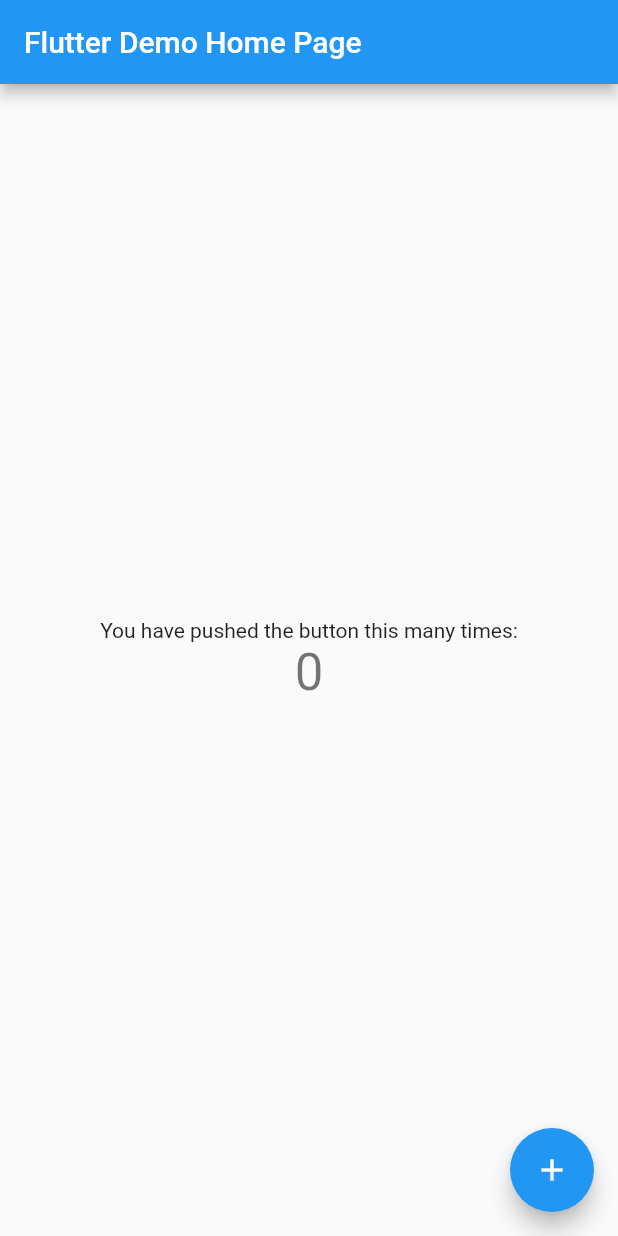
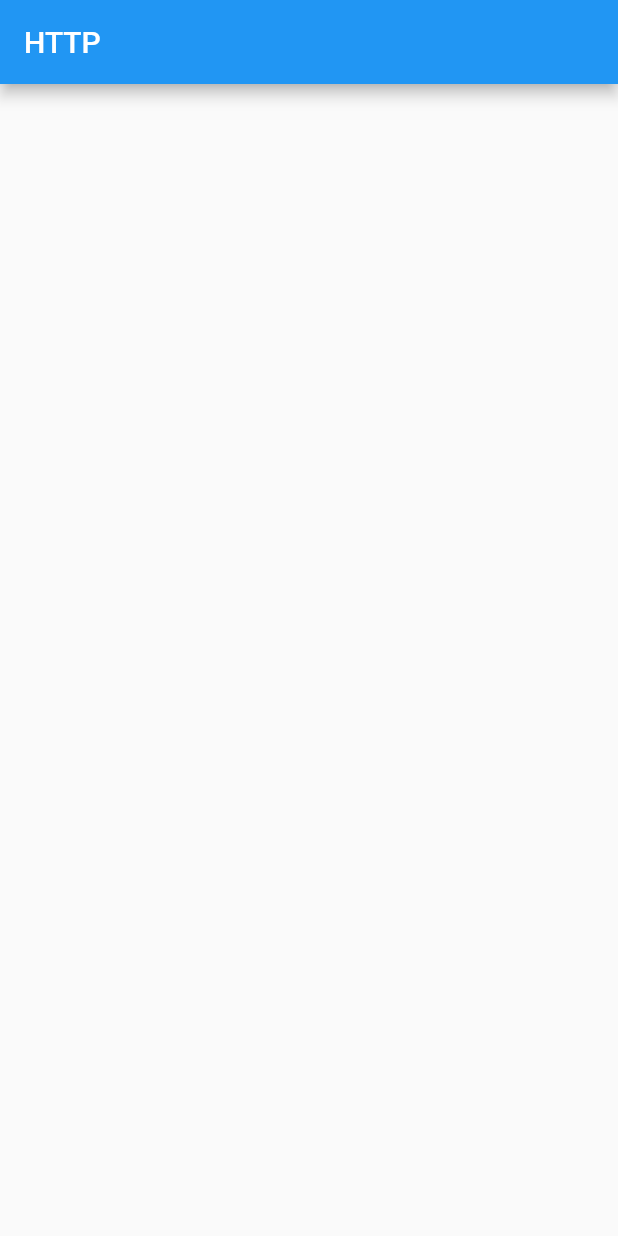
Before and after one commit to NNJio/FlutterLab_Http_package, a Flutter app: the screen it shows after launch, on a phone screen of 412 x 824 dp. Run offline on Flutter 3.47's test engine with Material 2 defaults, Android fonts, the phone set to English and light mode, and no system bars.

Commit message:
[Edits] Ready to coding

```diff
--- a/lib/main.dart
+++ b/lib/main.dart
@@ -7,109 +7,34 @@ void main() {
 class MyApp extends StatelessWidget {
   const MyApp({Key? key}) : super(key: key);
 
-  // This widget is the root of your application.
   @override
   Widget build(BuildContext context) {
     return MaterialApp(
       title: 'Flutter Demo',
       theme: ThemeData(
-        // This is the theme of your application.
-        //
-        // Try running your application with "flutter run". You'll see the
-        // application has a blue toolbar. Then, without quitting the app, try
-        // changing the primarySwatch below to Colors.green and then invoke
-        // "hot reload" (press "r" in the console where you ran "flutter run",
-        // or simply save your changes to "hot reload" in a Flutter IDE).
-        // Notice that the counter didn't reset back to zero; the application
-        // is not restarted.
         primarySwatch: Colors.blue,
       ),
-      home: const MyHomePage(title: 'Flutter Demo Home Page'),
+      home: const MyHomePage(),
     );
   }
 }
 
 class MyHomePage extends StatefulWidget {
-  const MyHomePage({Key? key, required this.title}) : super(key: key);
-
-  // This widget is the home page of your application. It is stateful, meaning
-  // that it has a State object (defined below) that contains fields that affect
-  // how it looks.
-
-  // This class is the configuration for the state. It holds the values (in this
-  // case the title) provided by the parent (in this case the App widget) and
-  // used by the build method of the State. Fields in a Widget subclass are
-  // always marked "final".
-
-  final String title;
+  const MyHomePage({
+    Key? key,
+  }) : super(key: key);
 
   @override
   State<MyHomePage> createState() => _MyHomePageState();
 }
 
 class _MyHomePageState extends State<MyHomePage> {
-  int _counter = 0;
-
-  void _incrementCounter() {
-    setState(() {
-      // This call to setState tells the Flutter framework that something has
-      // changed in this State, which causes it to rerun the build method below
-      // so that the display can reflect the updated values. If we changed
-      // _counter without calling setState(), then the build method would not be
-      // called again, and so nothing would appear to happen.
-      _counter++;
-    });
-  }
-
   @override
   Widget build(BuildContext context) {
-    // This method is rerun every time setState is called, for instance as done
-    // by the _incrementCounter method above.
-    //
-    // The Flutter framework has been optimized to make rerunning build methods
-    // fast, so that you can just rebuild anything that needs updating rather
-    // than having to individually change instances of widgets.
     return Scaffold(
-      appBar: AppBar(
-        // Here we take the value from the MyHomePage object that was created by
-        // the App.build method, and use it to set our appbar title.
-        title: Text(widget.title),
-      ),
-      body: Center(
-        // Center is a layout widget. It takes a single child and positions it
-        // in the middle of the parent.
-        child: Column(
-          // Column is also a layout widget. It takes a list of children and
-          // arranges them vertically. By default, it sizes itself to fit its
-          // children horizontally, and tries to be as tall as its parent.
-          //
-          // Invoke "debug painting" (press "p" in the console, choose the
-          // "Toggle Debug Paint" action from the Flutter Inspector in Android
-          // Studio, or the "Toggle Debug Paint" command in Visual Studio Code)
-          // to see the wireframe for each widget.
-          //
-          // Column has various properties to control how it sizes itself and
-          // how it positions its children. Here we use mainAxisAlignment to
-          // center the children vertically; the main axis here is the vertical
-          // axis because Columns are vertical (the cross axis would be
-          // horizontal).
-          mainAxisAlignment: MainAxisAlignment.center,
-          children: <Widget>[
-            const Text(
-              'You have pushed the button this many times:',
-            ),
-            Text(
-              '$_counter',
-              style: Theme.of(context).textTheme.headline4,
-            ),
-          ],
+        appBar: AppBar(
+          title: const Text('HTTP'),
         ),
-      ),
-      floatingActionButton: FloatingActionButton(
-        onPressed: _incrementCounter,
-        tooltip: 'Increment',
-        child: const Icon(Icons.add),
-      ), // This trailing comma makes auto-formatting nicer for build methods.
-    );
+        body: Container());
   }
 }
```
